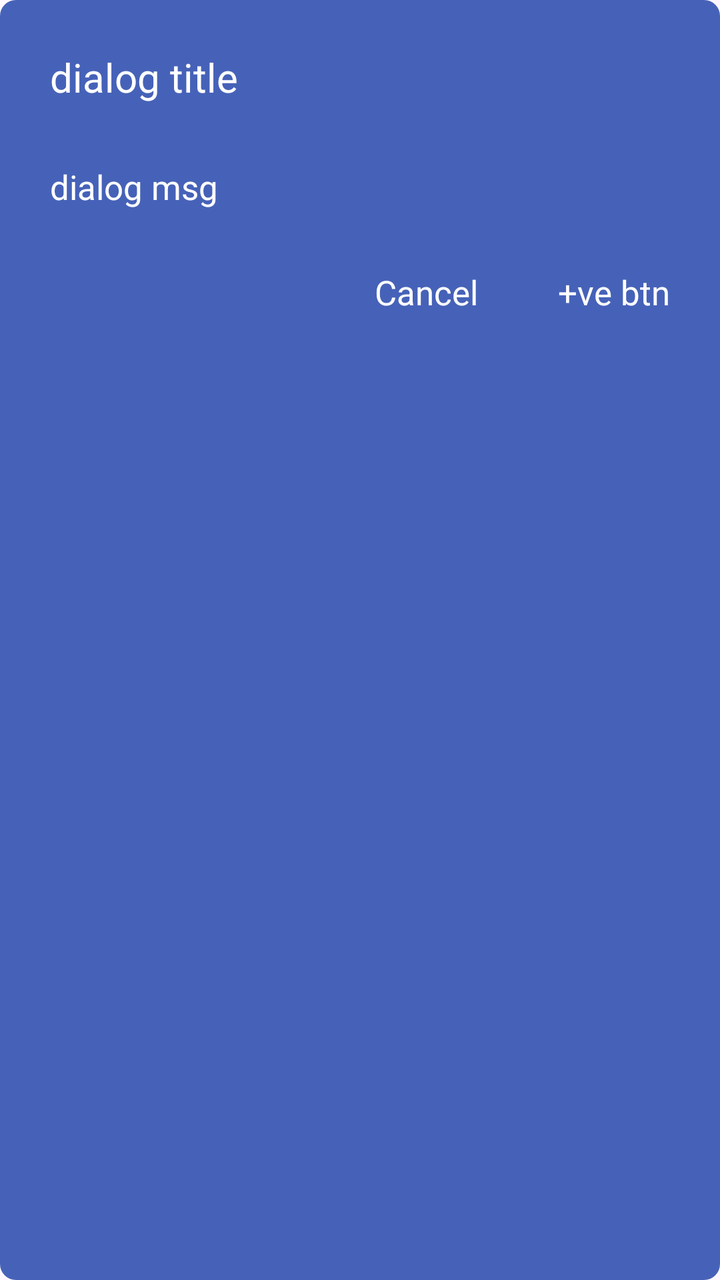
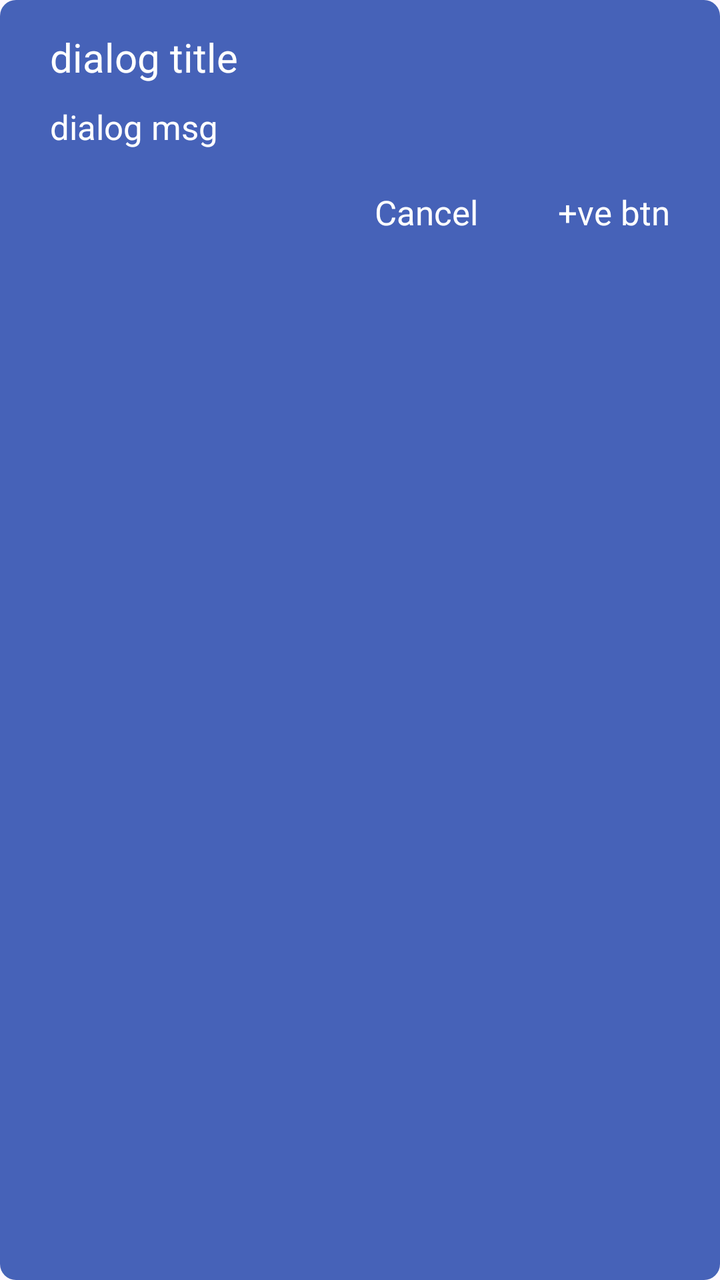

Compare the two renders of this Android layout. The source of the first and the diff that turns it into the second are given below.
<!-- AndroidManifest.xml: application theme Theme.GharKharch -->
<!-- res/layout/dialog_generic.xml -->
<?xml version="1.0" encoding="utf-8"?>
<LinearLayout xmlns:android="http://schemas.android.com/apk/res/android"
    android:layout_width="match_parent"
    android:layout_height="wrap_content"
    android:layout_marginHorizontal="@dimen/margin_medium"
    android:background="@drawable/rounded_panel"
    android:backgroundTint="@color/dialog_bg"
    android:orientation="vertical"
    android:padding="@dimen/padding_medium">

    <TextView
        android:id="@+id/dialog_title"
        android:layout_width="match_parent"
        android:layout_height="wrap_content"
        android:padding="@dimen/padding_large"
        android:text="dialog title"
        android:textSize="@dimen/text_size_heading" />

    <TextView
        android:id="@+id/dialog_msg"
        android:layout_width="match_parent"
        android:layout_height="wrap_content"
        android:padding="@dimen/padding_large"
        android:text="dialog msg"
        android:textSize="@dimen/text_size_large" />

    <LinearLayout
        android:layout_width="match_parent"
        android:layout_height="wrap_content"
        android:gravity="end"
        android:orientation="horizontal">

        <TextView
            android:id="@+id/negative_btn"
            android:layout_width="wrap_content"
            android:layout_height="wrap_content"
            android:layout_marginHorizontal="@dimen/margin_medium"
            android:padding="@dimen/padding_large"
            android:text="Cancel"
            android:textSize="@dimen/text_size_large" />

        <TextView
            android:id="@+id/positive_btn"
            android:layout_width="wrap_content"
            android:layout_height="wrap_content"
            android:padding="@dimen/padding_large"
            android:text="+ve btn"
            android:textSize="@dimen/text_size_large" />

    </LinearLayout>

</LinearLayout>
<!-- resources referenced by this layout -->
<resources>
  <color name="dialog_bg">#4662B8</color>
  <dimen name="margin_medium">10dp</dimen>
  <dimen name="padding_large">15dp</dimen>
  <dimen name="padding_medium">10dp</dimen>
  <dimen name="text_size_heading">20sp</dimen>
  <dimen name="text_size_large">17sp</dimen>
  <!-- drawable rounded_panel (drawable) -->
  <?xml version="1.0" encoding="utf-8"?>
  <shape xmlns:android="http://schemas.android.com/apk/res/android"
      android:shape="rectangle">
      <corners android:radius="8dp" />
  </shape>
  <style name="Theme.GharKharch" parent="Base.Theme.GharKharch">
          <item name="colorPrimary">@color/backgroundColor</item>
          <item name="colorSecondary">@color/lGrey</item>
          
          <item name="colorOnSecondary">@color/primaryTextColor</item>
          <item name="colorOnPrimary">@color/primaryTextColor</item>
          
          <item name="android:textColor">@color/primaryTextColor</item>
          <item name="android:textColorPrimary">@color/primaryTextColor</item>
          <item name="android:textColorSecondary">@color/primaryTextColorVariant</item>
      </style>
  <style name="Base.Theme.GharKharch" parent="Theme.Material3.DayNight.NoActionBar">
          
      </style>
  <color name="backgroundColor">#293F5F</color>
  <color name="lGrey">#616161</color>
  <color name="primaryTextColor">#FFFFFF</color>
  <color name="primaryTextColorVariant">#7C7B7B</color>
</resources>

<!-- the commit's change to res/layout/dialog_generic.xml (unified diff, before → after) -->
@@ -12,7 +12,8 @@
         android:id="@+id/dialog_title"
         android:layout_width="match_parent"
         android:layout_height="wrap_content"
-        android:padding="@dimen/padding_large"
+        android:paddingHorizontal="@dimen/padding_large"
+        android:paddingVertical="@dimen/padding_small"
         android:text="dialog title"
         android:textSize="@dimen/text_size_heading" />
 
@@ -20,7 +21,8 @@
         android:id="@+id/dialog_msg"
         android:layout_width="match_parent"
         android:layout_height="wrap_content"
-        android:padding="@dimen/padding_large"
+        android:paddingHorizontal="@dimen/padding_large"
+        android:paddingVertical="@dimen/padding_small"
         android:text="dialog msg"
         android:textSize="@dimen/text_size_large" />
 
<!-- resource entries referenced after the edit -->
@@ -4,6 +4,7 @@
   <dimen name="margin_medium">10dp</dimen>
   <dimen name="padding_large">15dp</dimen>
   <dimen name="padding_medium">10dp</dimen>
+  <dimen name="padding_small">5dp</dimen>
   <dimen name="text_size_heading">20sp</dimen>
   <dimen name="text_size_large">17sp</dimen>
   <!-- drawable rounded_panel (drawable) -->
